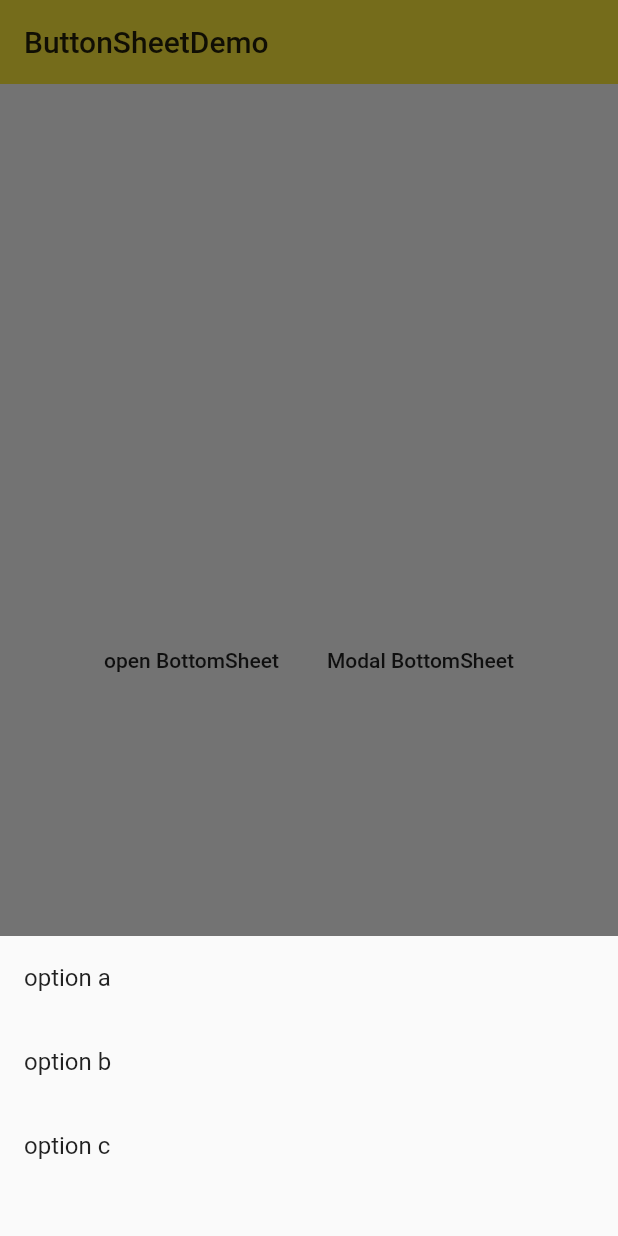
After one commit to GuangChao-Yu/flutter-learn, a Flutter app: the ButtonSheetDemo screen opened directly, after a tap on "open BottomSheet", after a tap on "Modal BottomSheet", on a phone screen of 412 x 824 dp. The commit adds this screen. Run offline on Flutter 3.47's test engine with Material 2 defaults, Android fonts, the phone set to English and light mode, and no system bars.

Commit message:
各种bar

```diff
--- /dev/null
+++ b/lib/demo/button_sheet_demo.dart
@@ -0,0 +1,102 @@
+import 'package:flutter/material.dart';
+import 'dart:async';
+
+class ButtonSheetDemo extends StatefulWidget {
+  @override
+  _ButtonSheetDemoState createState() => _ButtonSheetDemoState();
+}
+
+class _ButtonSheetDemoState extends State<ButtonSheetDemo> {
+  final _bottomSheetScaffoldKey = GlobalKey<ScaffoldState>();
+  _openBottomSheet() {
+    _bottomSheetScaffoldKey.currentState
+        .showBottomSheet((BuildContext context) {
+      return BottomAppBar(
+        child: Container(
+          height: 90.0,
+          width: double.infinity,
+          child: Row(
+            children: <Widget>[
+              Icon(Icons.pause_circle_outline),
+              SizedBox(
+                width: 16.0,
+              ),
+              Text('01:30/0.3:30'),
+              Expanded(
+                child: Text(
+                  'fix you -coldplay',
+                  textAlign: TextAlign.right,
+                ),
+              )
+            ],
+          ),
+        ),
+      );
+    });
+  }
+
+  Future __openModalBottomSheet() async {
+    final option = await showModalBottomSheet(
+        context: context,
+        builder: (BuildContext context) {
+          return Container(
+            height: 200.0,
+            child: Column(
+              children: <Widget>[
+                ListTile(
+                  title: Text('option a'),
+                  onTap: () {
+                    Navigator.pop(context, 'A');
+                  },
+                ),
+                ListTile(
+                  title: Text('option b'),
+                  onTap: () {
+                    Navigator.pop(context, 'B');
+                  },
+                ),
+                ListTile(
+                  title: Text('option c'),
+                  onTap: () {
+                    Navigator.pop(context, 'C');
+                  },
+                )
+              ],
+            ),
+          );
+        });
+    print(option);
+  }
+
+  @override
+  Widget build(BuildContext context) {
+    return Scaffold(
+      key: _bottomSheetScaffoldKey,
+      appBar: AppBar(
+        title: Text('ButtonSheetDemo'),
+        elevation: 0.0,
+      ),
+      body: Container(
+        padding: EdgeInsets.all(16.0),
+        child: Column(
+          mainAxisAlignment: MainAxisAlignment.center,
+          children: <Widget>[
+            Row(
+              mainAxisAlignment: MainAxisAlignment.center,
+              children: <Widget>[
+                FlatButton(
+                  child: Text('open BottomSheet'),
+                  onPressed: _openBottomSheet,
+                ),
+                FlatButton(
+                  child: Text('Modal BottomSheet'),
+                  onPressed: __openModalBottomSheet,
+                )
+              ],
+            )
+          ],
+        ),
+      ),
+    );
+  }
+}
--- a/lib/demo/material_components.dart
+++ b/lib/demo/material_components.dart
@@ -6,6 +6,10 @@ import './radio_demo.dart';
 import './switch_demo.dart';
 import './slider_demo.dart';
 import './datetime_demo.dart';
+import './simple_dialog_demo.dart';
+import './alert_dialog_demo.dart';
+import './button_sheet_demo.dart';
+import './snack_bar_demo.dart';
 
 class MaterialComponents extends StatelessWidget {
   @override
@@ -17,6 +21,10 @@ class MaterialComponents extends StatelessWidget {
       ),
       body: ListView(
         children: <Widget>[
+          ListItem(title: 'SnackBarDemo', page: SnackBarDemo()),
+          ListItem(title: 'ButtonSheetDemo', page: ButtonSheetDemo()),
+          ListItem(title: 'AlertDialogDemo', page: AlertDialogDemo()),
+          ListItem(title: 'SimpleDialogDemo', page: SimpleDialogDemo()),
           ListItem(title: 'DateTimeDemo', page: DateTimeDemo()),
           ListItem(title: 'SliderDemo', page: SliderDemo()),
           ListItem(title: 'SwirchDemo', page: SwitchDemo()),
```
Also changed, not shown: lib/demo/alert_dialog_demo.dart (added, +83 -0 lines), lib/demo/simple_dialog_demo.dart (added, +88 -0 lines), lib/demo/snack_bar_demo.dart (added, +49 -0 lines).
